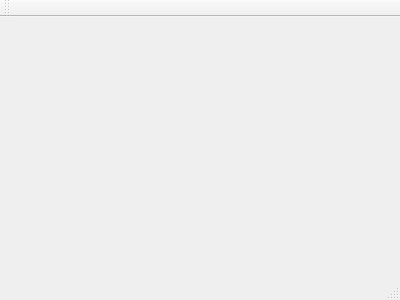
First picture: the form in mainwindow.ui, repository cx-fuyb/gobang, before the edit.
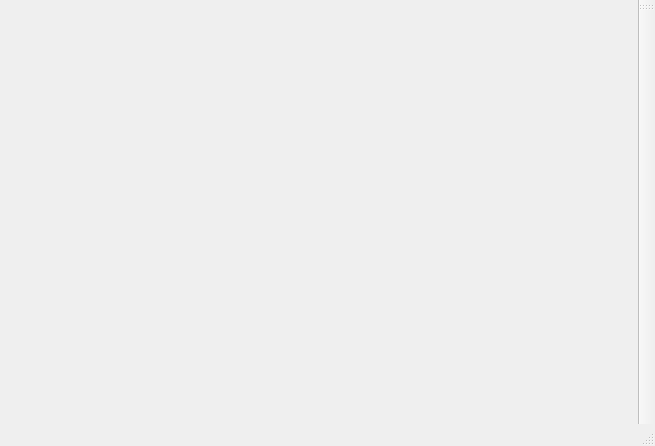
Second picture: the form after the edit.

Commit message: 新增大厅寻找对手界面

Diff of the .ui file:
```diff
--- a/mainwindow.ui
+++ b/mainwindow.ui
@@ -1,24 +1,35 @@
 <ui version="4.0">
  <class>MainWindow</class>
- <widget class="QMainWindow" name="MainWindow" >
-  <property name="geometry" >
+ <widget class="QMainWindow" name="MainWindow">
+  <property name="geometry">
    <rect>
     <x>0</x>
     <y>0</y>
+    <width>655</width>
+    <height>446</height>
+   </rect>
+  </property>
+  <property name="minimumSize">
+   <size>
     <width>400</width>
     <height>300</height>
-   </rect>
+   </size>
   </property>
   <property name="windowTitle" >
    <string>MainWindow</string>
   </property>
-  <widget class="QMenuBar" name="menuBar" />
-  <widget class="QToolBar" name="mainToolBar" />
-  <widget class="QWidget" name="centralWidget" />
-  <widget class="QStatusBar" name="statusBar" />
+  <widget class="QWidget" name="centralWidget"/>
+  <widget class="QToolBar" name="mainToolBar">
+   <attribute name="toolBarArea">
+    <enum>RightToolBarArea</enum>
+   </attribute>
+   <attribute name="toolBarBreak">
+    <bool>true</bool>
+   </attribute>
+  </widget>
+  <widget class="QStatusBar" name="statusBar"/>
  </widget>
- <layoutDefault spacing="6" margin="11" />
- <pixmapfunction></pixmapfunction>
+ <layoutdefault spacing="6" margin="11"/>
  <resources/>
  <connections/>
 </ui>
```
Left out of the diff: 3 changed lines with no effect on the pictures. The commit also changes 5 other files.
